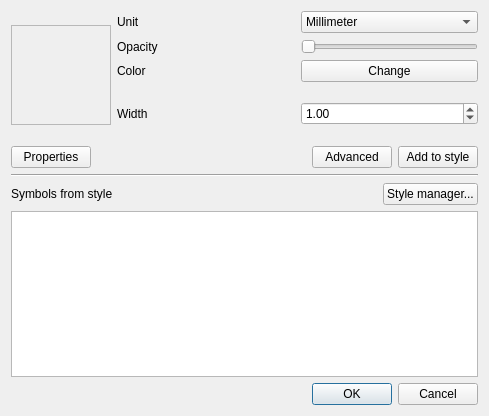
Old version of the form qgis/src/ui/qgssymbolv2selectordialogbase.ui in the repository sourcepole/qgis.
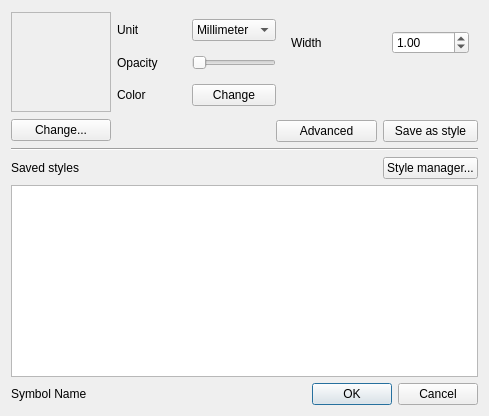
New version of the form. The open tabs and pages were chosen to show the change. Custom widgets are drawn as their Qt base class.

Commit message: Hello from Wroclaw QGIS Hackfest November 2010! Tidy up for vector symbology dialog

What changed in the file:
```diff
--- a/qgis/src/ui/qgssymbolv2selectordialogbase.ui
+++ b/qgis/src/ui/qgssymbolv2selectordialogbase.ui
@@ -13,8 +13,10 @@
   <property name="windowTitle">
    <string>Symbol selector</string>
   </property>
-  <layout class="QGridLayout" name="gridLayout_5">
+  <layout class="QGridLayout" name="gridLayout_6">
    <item row="0" column="0">
+    <layout class="QVBoxLayout" name="verticalLayout">
+     <item>
     <widget class="QLabel" name="lblPreview">
      <property name="sizePolicy">
       <sizepolicy hsizetype="Fixed" vsizetype="Fixed">
@@ -42,9 +44,18 @@
      </property>
     </widget>
    </item>
-   <item row="0" column="1">
-    <layout class="QVBoxLayout" name="verticalLayout">
      <item>
+      <widget class="QPushButton" name="btnSymbolProperties">
+       <property name="text">
+        <string>Change...</string>
+       </property>
+      </widget>
+     </item>
+    </layout>
+   </item>
+   <item row="0" column="1">
+    <layout class="QGridLayout" name="gridLayout_5">
+     <item row="0" column="0" colspan="2">
       <layout class="QGridLayout" name="gridLayout_3">
        <item row="0" column="0">
         <widget class="QLabel" name="mSymbolUnitLabel">
@@ -115,16 +126,19 @@
        </item>
       </layout>
      </item>
-     <item>
+     <item row="0" column="2" colspan="2">
       <widget class="QStackedWidget" name="stackedWidget">
+       <property name="sizePolicy">
+        <sizepolicy hsizetype="Minimum" vsizetype="Preferred">
+         <horstretch>0</horstretch>
+         <verstretch>0</verstretch>
+        </sizepolicy>
+       </property>
        <property name="currentIndex">
         <number>2</number>
        </property>
        <widget class="QWidget" name="pageMarker">
         <layout class="QGridLayout" name="gridLayout">
-         <property name="margin">
-          <number>0</number>
-         </property>
          <item row="0" column="0">
           <widget class="QLabel" name="label_2">
            <property name="text">
@@ -168,13 +182,23 @@
            </property>
           </widget>
          </item>
+         <item row="2" column="0" colspan="2">
+          <spacer name="horizontalSpacer_3">
+           <property name="orientation">
+            <enum>Qt::Horizontal</enum>
+           </property>
+           <property name="sizeHint" stdset="0">
+            <size>
+             <width>178</width>
+             <height>20</height>
+            </size>
+           </property>
+          </spacer>
+         </item>
         </layout>
        </widget>
        <widget class="QWidget" name="pageLine">
         <layout class="QGridLayout" name="gridLayout_2">
-         <property name="margin">
-          <number>0</number>
-         </property>
          <item row="0" column="0">
           <widget class="QLabel" name="label_4">
            <property name="text">
@@ -182,7 +206,7 @@
            </property>
           </widget>
          </item>
-         <item row="0" column="1">
+         <item row="0" column="2">
           <widget class="QDoubleSpinBox" name="spinWidth">
            <property name="decimals">
             <number>2</number>
@@ -195,6 +219,32 @@
            </property>
           </widget>
          </item>
+         <item row="1" column="1">
+          <spacer name="horizontalSpacer_4">
+           <property name="orientation">
+            <enum>Qt::Horizontal</enum>
+           </property>
+           <property name="sizeHint" stdset="0">
+            <size>
+             <width>37</width>
+             <height>20</height>
+            </size>
+           </property>
+          </spacer>
+         </item>
+         <item row="2" column="1">
+          <spacer name="horizontalSpacer_5">
+           <property name="orientation">
+            <enum>Qt::Horizontal</enum>
+           </property>
+           <property name="sizeHint" stdset="0">
+            <size>
+             <width>37</width>
+             <height>20</height>
+            </size>
+           </property>
+          </spacer>
+         </item>
         </layout>
        </widget>
        <widget class="QWidget" name="pageFill">
@@ -206,18 +256,7 @@
        </widget>
       </widget>
      </item>
-    </layout>
-   </item>
-   <item row="1" column="0" colspan="2">
-    <layout class="QHBoxLayout" name="horizontalLayout">
-     <item>
-      <widget class="QPushButton" name="btnSymbolProperties">
-       <property name="text">
-        <string>Properties</string>
-       </property>
-      </widget>
-     </item>
-     <item>
+     <item row="1" column="0">
       <spacer name="horizontalSpacer">
        <property name="orientation">
         <enum>Qt::Horizontal</enum>
@@ -230,35 +269,35 @@
        </property>
       </spacer>
      </item>
-     <item>
+     <item row="1" column="1" colspan="2">
       <widget class="QPushButton" name="btnAdvanced">
        <property name="text">
         <string>Advanced</string>
        </property>
       </widget>
      </item>
-     <item>
+     <item row="1" column="3">
       <widget class="QPushButton" name="btnAddToStyle">
        <property name="text">
-        <string>Add to style</string>
+        <string>Save as style</string>
        </property>
       </widget>
      </item>
     </layout>
    </item>
-   <item row="2" column="0" colspan="2">
+   <item row="1" column="0" colspan="2">
     <widget class="Line" name="line">
      <property name="orientation">
       <enum>Qt::Horizontal</enum>
      </property>
     </widget>
    </item>
-   <item row="3" column="0" colspan="2">
+   <item row="2" column="0" colspan="2">
     <layout class="QGridLayout" name="gridLayout_4">
      <item row="0" column="0">
       <widget class="QLabel" name="label">
        <property name="text">
-        <string>Symbols from style</string>
+        <string>Saved styles</string>
        </property>
       </widget>
      </item>
@@ -308,11 +347,24 @@
        <property name="viewMode">
         <enum>QListView::IconMode</enum>
        </property>
+       <property name="uniformItemSizes">
+        <bool>true</bool>
+       </property>
+       <property name="wordWrap">
+        <bool>true</bool>
+       </property>
       </widget>
      </item>
     </layout>
    </item>
-   <item row="4" column="0" colspan="2">
+   <item row="3" column="0">
+    <widget class="QLabel" name="lblSymbolName">
+     <property name="text">
+      <string>Symbol Name</string>
+     </property>
+    </widget>
+   </item>
+   <item row="3" column="1">
     <widget class="QDialogButtonBox" name="buttonBox">
      <property name="orientation">
       <enum>Qt::Horizontal</enum>
```
Lines whose indentation alone changed are shown as unchanged. The commit also changes 1 other file.
